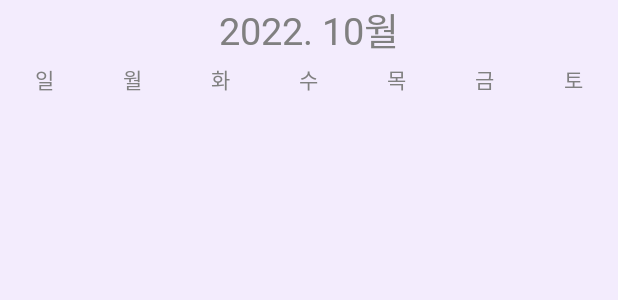
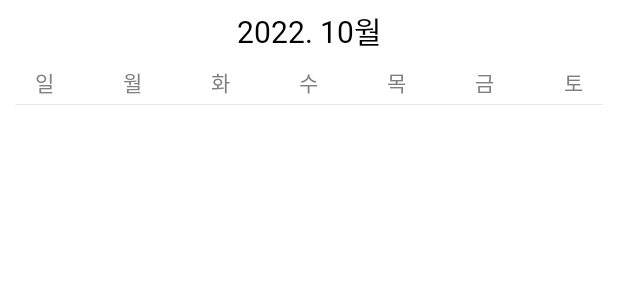
Before and after one commit to Tussle0410/AngryControl, an Android app: the layout calendar_head_layout.xml on its own in the app's theme, with its tools: preview values and no code run, on a phone screen of 412 x 824 dp. Shown: the top 300 px of the screen. Run offline under Robolectric (Android 15) with nearby library versions, the phone set to English and light mode, and no system bars.

Commit message:
Calendar Fragment Update

```diff
--- a/app/src/main/res/layout/calendar_head_layout.xml
+++ b/app/src/main/res/layout/calendar_head_layout.xml
@@ -2,23 +2,27 @@
 <androidx.constraintlayout.widget.ConstraintLayout
     xmlns:android="http://schemas.android.com/apk/res/android"
     xmlns:app="http://schemas.android.com/apk/res-auto"
+    xmlns:tools="http://schemas.android.com/tools"
     android:layout_width="match_parent"
     android:layout_height="match_parent"
-    android:background="@color/main_subColor">
+    android:background="@drawable/layout_radius"
+    android:backgroundTint="@color/white">
 
     <TextView
         android:id="@+id/monthAndYear"
         android:layout_width="wrap_content"
         android:layout_height="wrap_content"
         android:fontFamily="@font/font_main"
+        android:padding="5dp"
         android:text="2022. 10월"
-        android:textSize="25sp"
-        android:textColor="@color/gray"
+        android:textSize="20sp"
+        android:textColor="@color/black"
         app:layout_constraintEnd_toEndOf="parent"
         app:layout_constraintStart_toStartOf="parent"
         app:layout_constraintTop_toTopOf="parent" />
 
     <include
+        android:id="@+id/include"
         layout="@layout/calendar_week_layout"
         android:layout_width="match_parent"
         android:layout_height="wrap_content"
@@ -26,5 +30,16 @@
         app:layout_constraintEnd_toEndOf="parent"
         app:layout_constraintStart_toStartOf="parent"
         app:layout_constraintTop_toBottomOf="@+id/monthAndYear" />
+    <View
+        android:id="@+id/headerView"
+        android:layout_width="match_parent"
+        android:layout_height="0.5dp"
+        android:layout_marginTop="4dp"
+        android:layout_marginStart="10dp"
+        android:layout_marginEnd="10dp"
+        android:background="@color/light_gray"
+        app:layout_constraintStart_toStartOf="parent"
+        app:layout_constraintTop_toBottomOf="@+id/include"
+        app:layout_constraintEnd_toEndOf="parent" />
 
 </androidx.constraintlayout.widget.ConstraintLayout>
--- a/app/src/main/res/layout/calendar_week_layout.xml
+++ b/app/src/main/res/layout/calendar_week_layout.xml
@@ -5,7 +5,7 @@
     android:layout_height="wrap_content"
     android:orientation="horizontal"
     android:gravity="center"
-    android:background="@color/main_subColor">
+    android:background="@color/white">
     <TextView
         android:layout_width="0dp"
         android:layout_height="wrap_content"
--- a/app/src/main/res/values/colors.xml
+++ b/app/src/main/res/values/colors.xml
@@ -9,6 +9,7 @@
     <color name="white">#FFFFFFFF</color>
     <color name="red">#FF0000</color>
     <color name="gray">#808080</color>
+    <color name="light_gray">#e9e9e9</color>
     <color name="main_color">#B388FF</color>
     <color name="main_subColor">#F3ECFD</color>
     <color name="backgroundTransparency">#00ff0000</color>
```
Also changed, not shown: app/src/main/kotlin/com/tussle/angrycontrol/ui/adapter/CalendarRecyclerAdapter.kt (added, +25 -0 lines), app/src/main/kotlin/com/tussle/angrycontrol/ui/fragment/CalendarFragment.kt (+13 -3 lines), app/src/main/res/layout/calendar_frame.xml (+39 -13 lines), app/src/main/res/layout/calendar_recycler_item.xml (added, +49 -0 lines), app/src/main/res/values/strings.xml (+9 -0 lines).
